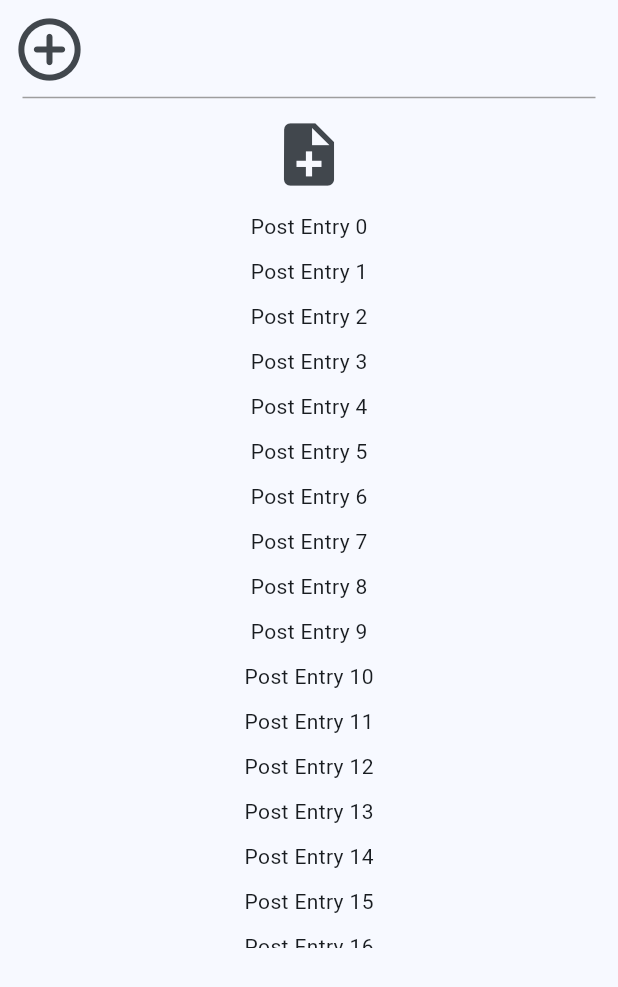
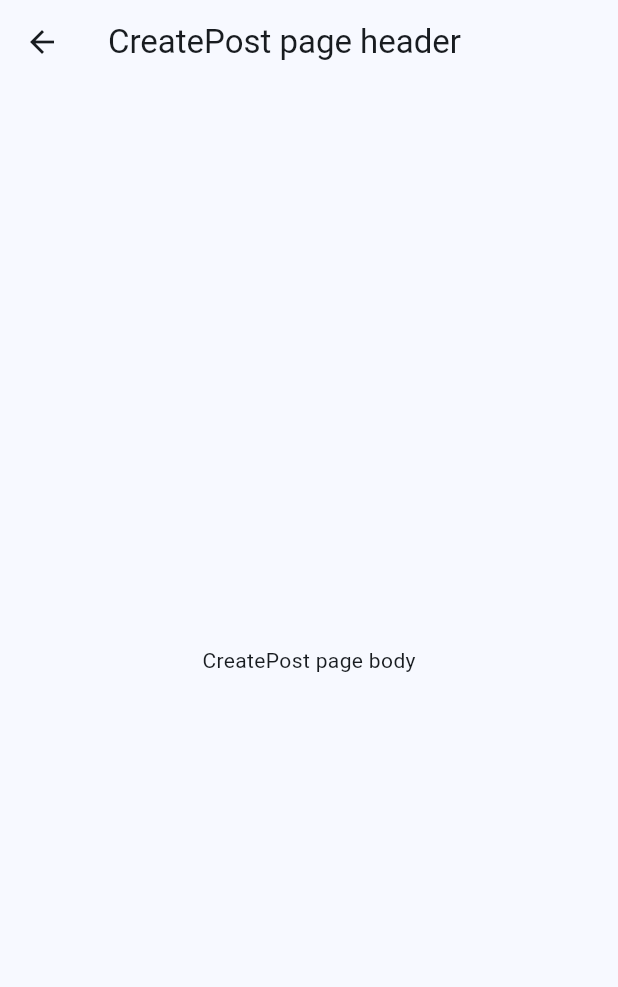
Before and after one commit to nknguyenhc/SuperCellMates, a Flutter app: the ProfilePage widget shown alone on an empty page, opened directly with empty values, after a tap on the "note add" icon, on a phone screen of 412 x 824 dp. Shown: the top 987 px of the screen. Run offline on Flutter 3.47's test engine with Material 2 defaults, Android fonts, the phone set to English and light mode, and no system bars; our stand-ins replace auto_route, easy_search_bar, flutter_login, get_it, image_picker; missing offline and left inert: requests.

Commit message:
a few routes

```diff
--- /dev/null
+++ b/FrontEnd/lib/features/friends/friends.dart
@@ -0,0 +1,24 @@
+import 'package:flutter/material.dart';
+import 'package:auto_route/auto_route.dart';
+
+@RoutePage()
+class FriendsPage extends StatefulWidget {
+  const FriendsPage({Key? key}) : super(key: key);
+
+  @override
+  State<FriendsPage> createState() => FriendsPageState();
+}
+
+class FriendsPageState extends State<FriendsPage> {
+  @override
+  Widget build(BuildContext context) {
+    return Scaffold(
+      appBar: AppBar(title: const Text("Friend page header")),
+      body:
+        Container(
+          alignment: Alignment.center,
+          child: const Text("Friend page body"),
+        )
+    );
+  }
+}
--- /dev/null
+++ b/FrontEnd/lib/features/posts/create_post.dart
@@ -0,0 +1,24 @@
+import 'package:flutter/material.dart';
+import 'package:auto_route/auto_route.dart';
+
+@RoutePage()
+class CreatePostPage extends StatefulWidget {
+  const CreatePostPage({Key? key}) : super(key: key);
+
+  @override
+  State<CreatePostPage> createState() => CreatePostPageState();
+}
+
+class CreatePostPageState extends State<CreatePostPage> {
+  @override
+  Widget build(BuildContext context) {
+    return Scaffold(
+      appBar: AppBar(title: const Text("CreatePost page header")),
+      body:
+        Container(
+          alignment: Alignment.center,
+          child: const Text("CreatePost page body"),
+        )
+    );
+  }
+}
--- a/FrontEnd/lib/features/profile/add_tag.dart
+++ b/FrontEnd/lib/features/profile/add_tag.dart
@@ -74,7 +74,7 @@ class AddTagPageState extends State<AddTagPage> {
         ? Scaffold(
             appBar: AppBar(title: const Text("AddTag page header")),
             body: Container(
-                height: 300,
+                height: 700,
                 width: 100,
                 alignment: Alignment.center,
                 child: ListView.builder(
--- a/FrontEnd/lib/features/profile/profile.dart
+++ b/FrontEnd/lib/features/profile/profile.dart
@@ -68,7 +68,9 @@ class ProfilePageState extends State<ProfilePage> {
           children: [
             IconButton(
               icon: const Icon(Icons.note_add, size: 50),
-              onPressed: () {},
+              onPressed: () {
+                AutoRouter.of(context).push(const CreatePostRoute());
+              },
             )
           ],
         ),
--- a/FrontEnd/lib/router/router.dart
+++ b/FrontEnd/lib/router/router.dart
@@ -10,11 +10,12 @@ class AppRouter extends $AppRouter {
   List<AutoRoute> get routes => [
         AutoRoute(page: LoginRoute.page, initial: true),
         AutoRoute(page: MainScaffold.page),
-        AutoRoute(page: FriendRequestRoute.page),
+        AutoRoute(page: FriendsRoute.page),
         AutoRoute(page: PrivacyAgreementRoute.page),
         AutoRoute(page: AchievementRoute.page),
         AutoRoute(page: SettingsRoute.page),
         AutoRoute(page: AddTagRoute.page),
         AutoRoute(page: EditProfileRoute.page),
+        AutoRoute(page: CreatePostRoute.page),
       ];
 }
```
Also changed, not shown: FrontEnd/lib/features/home/friend_request.dart (deleted, +0 -24 lines), FrontEnd/lib/features/home/home_appbar.dart (+0 -7 lines), FrontEnd/lib/features/profile/profile_appbar.dart (+28 -2 lines), FrontEnd/lib/router/router.gr.dart.
